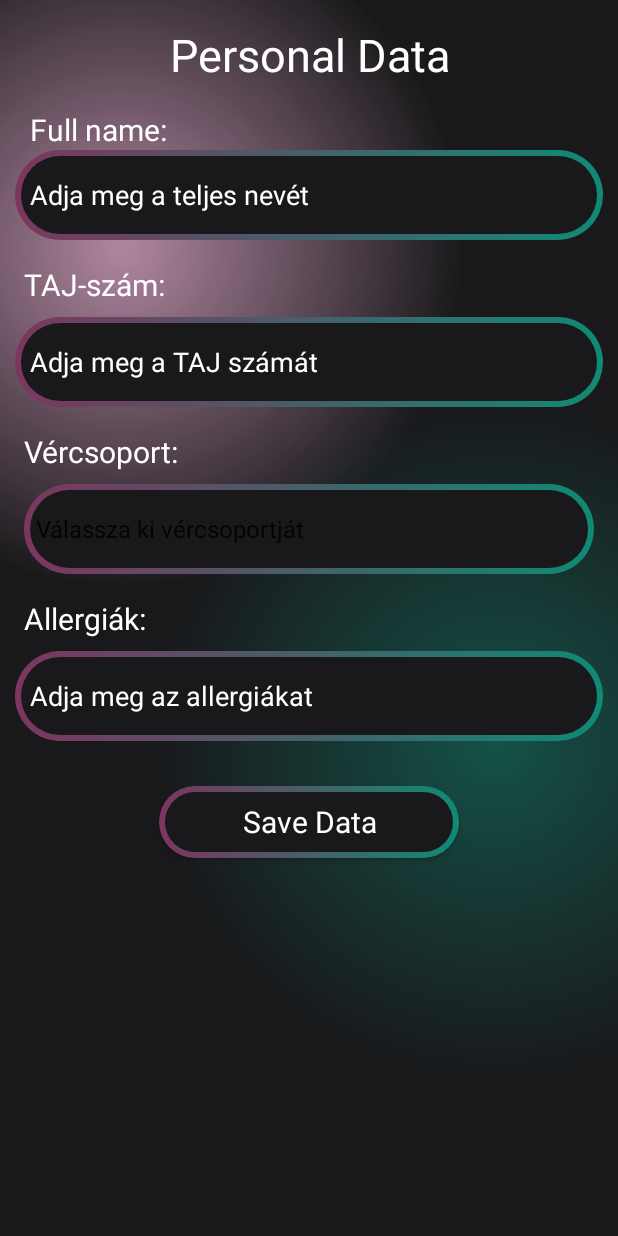
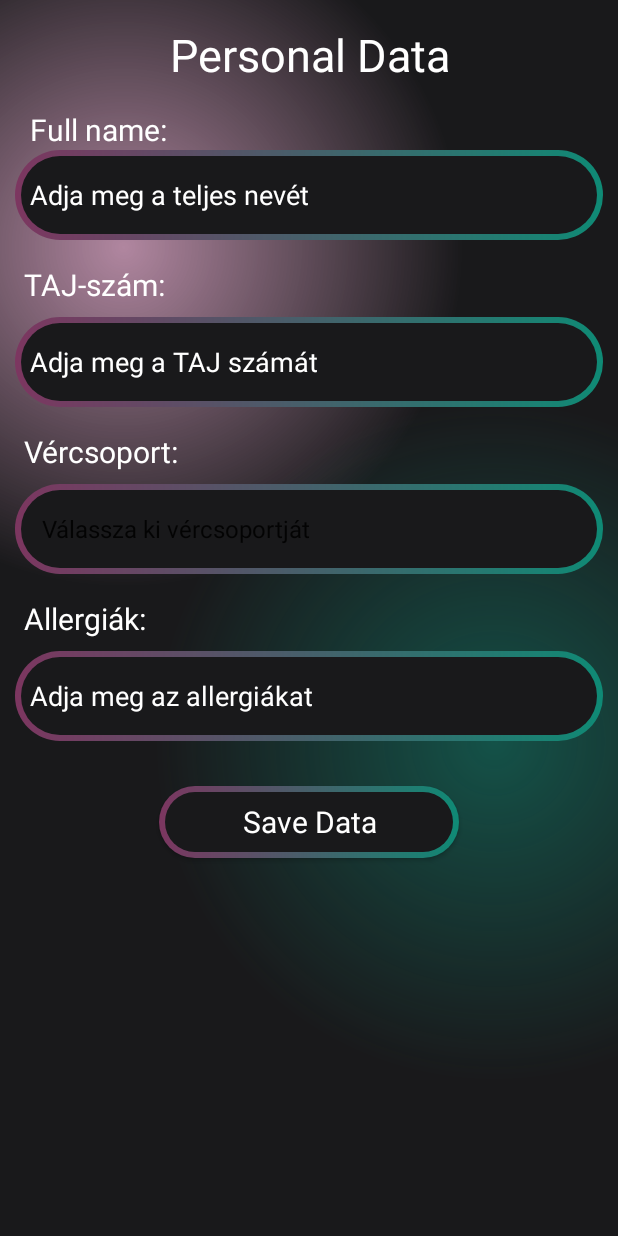
Before and after one commit to adajanos02/AcDetAndroidApp, an Android app: the PersonalInfoActivity screen opened directly, with no data from a screen before it, on a phone screen of 412 x 824 dp. Run offline under Robolectric (Android 15) with nearby library versions, the phone set to English and light mode, and no system bars; libraries missing offline, so code that uses them is left out: io.realm, io.realm.mongodb, org.bson; 4 statements that could not run were skipped.

Commit message:
add: save update (dirty)

```diff
--- a/app/src/main/res/layout/personal_settings.xml
+++ b/app/src/main/res/layout/personal_settings.xml
@@ -98,7 +98,7 @@
 
     <Spinner
         android:id="@+id/spinnerBloodType"
-        android:layout_width="0dp"
+        android:layout_width="match_parent"
         android:layout_height="60dp"
         android:entries="@array/blood_types"
         android:background="@drawable/intro_btn_background"
@@ -107,8 +107,9 @@
         app:layout_constraintEnd_toEndOf="parent"
         android:textColor="@color/white"
         android:layout_marginTop="8dp"
-        android:layout_marginStart="16dp"
-        android:layout_marginEnd="16dp" />
+        android:layout_marginLeft="10dp"
+        android:layout_marginRight="10dp"
+        android:padding="10dp" />
 
     <!-- Allergiák mező -->
     <TextView
```
Also changed, not shown: app/src/main/java/com/wit/example/activities/PersonalInfoActivity.java (+26 -3 lines).
